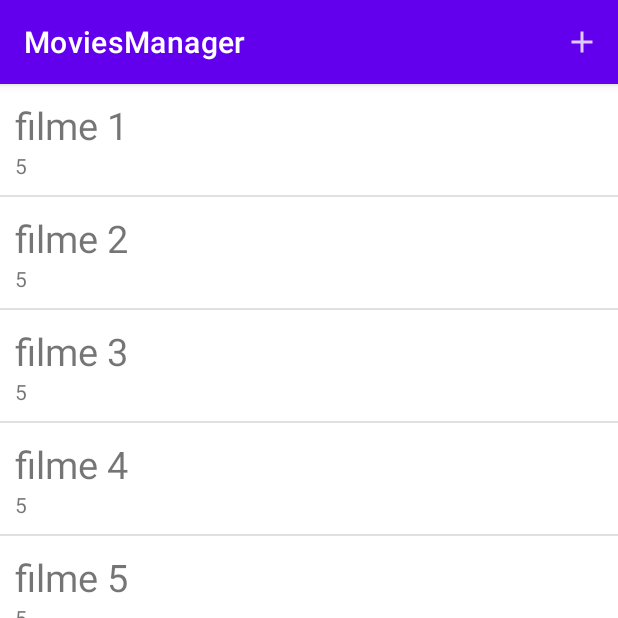
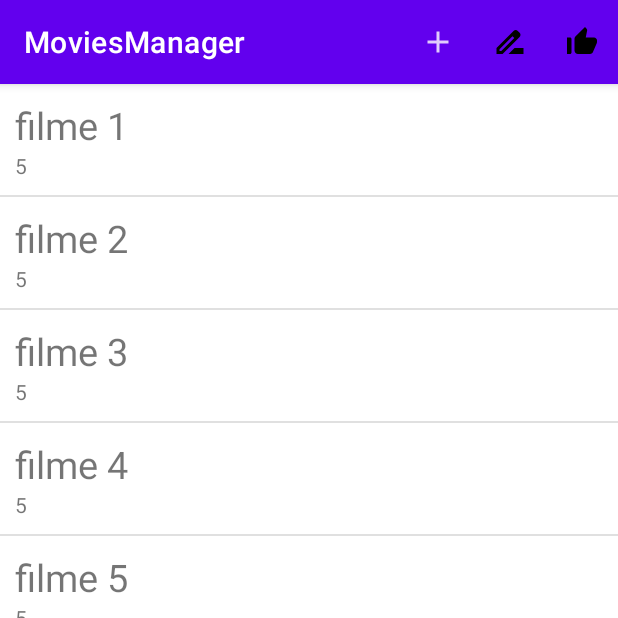
Before and after one commit to PedroZoia/MoviesManager, an Android app: the screen it shows after launch (MainActivity), on a phone screen of 412 x 824 dp, the top half of it. Run offline under Robolectric (Android 15) with nearby library versions, the phone set to English and light mode, and no system bars.

```diff
--- /dev/null
+++ b/app/src/main/res/drawable/ic_order_by_name.xml
@@ -0,0 +1,5 @@
+<vector android:height="24dp" android:tint="#000000"
+    android:viewportHeight="24" android:viewportWidth="24"
+    android:width="24dp" xmlns:android="http://schemas.android.com/apk/res/android">
+    <path android:fillColor="@android:color/white" android:pathData="M18.41,5.8L17.2,4.59c-0.78,-0.78 -2.05,-0.78 -2.83,0l-2.68,2.68L3,15.96V20h4.04l8.74,-8.74 2.63,-2.63c0.79,-0.78 0.79,-2.05 0,-2.83zM6.21,18H5v-1.21l8.66,-8.66 1.21,1.21L6.21,18zM11,20l4,-4h6v4H11z"/>
+</vector>
--- /dev/null
+++ b/app/src/main/res/drawable/ic_order_by_rating.xml
@@ -0,0 +1,5 @@
+<vector android:height="24dp" android:tint="#000000"
+    android:viewportHeight="24" android:viewportWidth="24"
+    android:width="24dp" xmlns:android="http://schemas.android.com/apk/res/android">
+    <path android:fillColor="@android:color/white" android:pathData="M2,20h2c0.55,0 1,-0.45 1,-1v-9c0,-0.55 -0.45,-1 -1,-1L2,9v11zM21.83,12.88c0.11,-0.25 0.17,-0.52 0.17,-0.8L22,11c0,-1.1 -0.9,-2 -2,-2h-5.5l0.92,-4.65c0.05,-0.22 0.02,-0.46 -0.08,-0.66 -0.23,-0.45 -0.52,-0.86 -0.88,-1.22L14,2 7.59,8.41C7.21,8.79 7,9.3 7,9.83v7.84C7,18.95 8.05,20 9.34,20h8.11c0.7,0 1.36,-0.37 1.72,-0.97l2.66,-6.15z"/>
+</vector>
--- a/app/src/main/res/menu/menu_main.xml
+++ b/app/src/main/res/menu/menu_main.xml
@@ -4,6 +4,16 @@
     <item
         android:id="@+id/addMovieMi"
         android:icon="@drawable/ic_add"
-        android:title="Add movie"
+        android:title="@string/add_movie"
+        app:showAsAction="ifRoom" />
+    <item
+        android:id="@+id/orderByNome"
+        android:icon="@drawable/ic_order_by_name"
+        android:title="@string/orderByNome"
+        app:showAsAction="ifRoom" />
+    <item
+        android:id="@+id/orderByNota"
+        android:icon="@drawable/ic_order_by_rating"
+        android:title="@string/orderByNota"
         app:showAsAction="ifRoom" />
 </menu>
--- a/app/src/main/res/values/strings.xml
+++ b/app/src/main/res/values/strings.xml
@@ -2,6 +2,9 @@
     <string name="app_name">MoviesManager</string>
     <string name="nota">Nota:</string>
     <string name="nome">Nome:</string>
+    <string name="add_movie">Adicionar filme</string>
+    <string name="orderByNome">Ordenar por nome</string>
+    <string name="orderByNota">Ordenar por nota</string>
     <string-array name="genero">
         <item>Terror</item>
         <item>Acao</item>
```
Also changed, not shown: app/src/main/java/com/example/moviesmanager/view/MainActivity.kt (+19 -0 lines).
